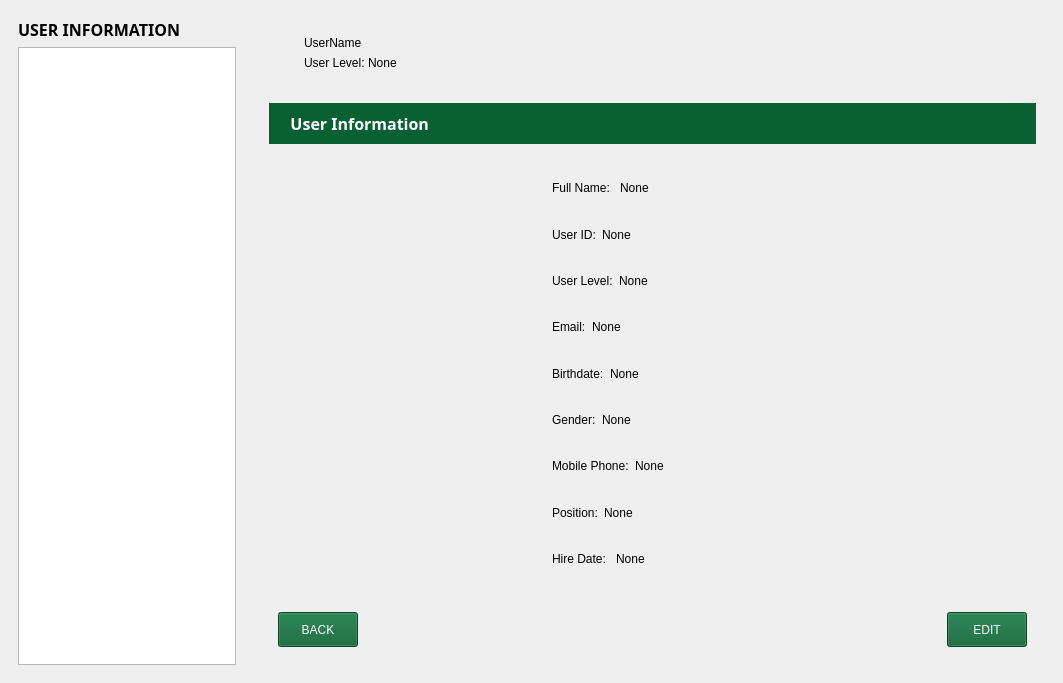
First picture: the form in Screens/MainMenuScreens/Security/User_Information.ui, repository Bideiro/Ranil_project_py, before the edit.
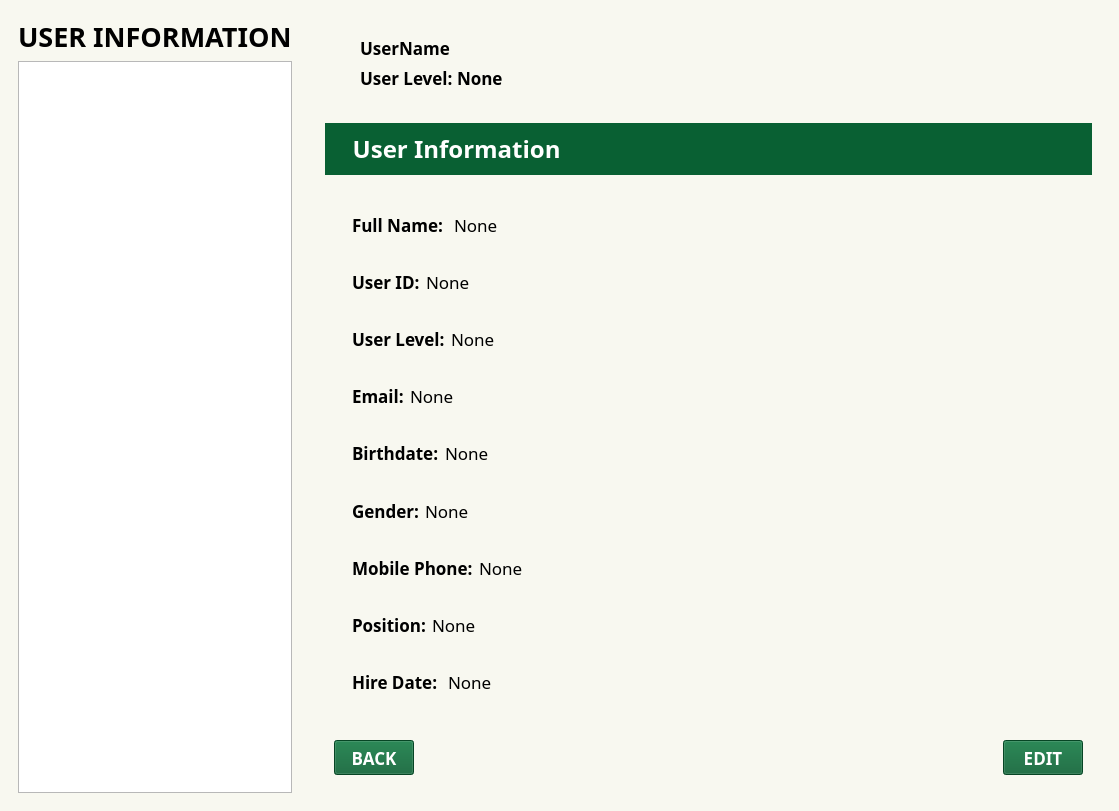
Second picture: the form after the edit. Icons and pictures are not drawn.

The edit to the form file:
```diff
--- a/Screens/MainMenuScreens/Security/User_Information.ui
+++ b/Screens/MainMenuScreens/Security/User_Information.ui
@@ -7,7 +7,7 @@
     <x>0</x>
     <y>0</y>
     <width>1063</width>
-    <height>683</height>
+    <height>811</height>
    </rect>
   </property>
   <property name="windowTitle">
@@ -15,12 +15,8 @@
   </property>
   <widget class="QWidget" name="centralwidget">
    <property name="styleSheet">
-    <string notr="true">.QLabel ,.QPushButton{
-	font: 700 12pt &quot;DM Sans&quot;;
-}
-
-.QComboBox , .QLineEdit{
-	font: 700 9pt &quot;Open Sans&quot;;
+    <string notr="true">#centralwidget{
+background-color: #F8F8F0
 }</string>
    </property>
    <layout class="QGridLayout" name="gridLayout">
@@ -32,7 +28,8 @@
          <property name="font">
           <font>
            <family>DM Sans</family>
-           <pointsize>12</pointsize>
+           <pointsize>20</pointsize>
+           <weight>75</weight>
            <italic>false</italic>
            <bold>true</bold>
           </font>
@@ -43,7 +40,14 @@
         </widget>
        </item>
        <item>
-        <widget class="QListWidget" name="accountList"/>
+        <widget class="QListWidget" name="accountList">
+         <property name="font">
+          <font>
+           <family>DM Sans</family>
+           <pointsize>13</pointsize>
+          </font>
+         </property>
+        </widget>
        </item>
       </layout>
      </widget>
@@ -110,6 +114,14 @@
             <layout class="QVBoxLayout" name="verticalLayout_5">
              <item>
               <widget class="QLabel" name="CUName_L">
+               <property name="font">
+                <font>
+                 <family>DM Sans</family>
+                 <pointsize>13</pointsize>
+                 <weight>75</weight>
+                 <bold>true</bold>
+                </font>
+               </property>
                <property name="text">
                 <string>UserName</string>
                </property>
@@ -135,6 +147,14 @@
                 </property>
                 <item>
                  <widget class="QLabel" name="label_18">
+                  <property name="font">
+                   <font>
+                    <family>DM Sans</family>
+                    <pointsize>13</pointsize>
+                    <weight>75</weight>
+                    <bold>true</bold>
+                   </font>
+                  </property>
                   <property name="text">
                    <string>User Level: </string>
                   </property>
@@ -142,6 +162,14 @@
                 </item>
                 <item>
                  <widget class="QLabel" name="CULevel_L">
+                  <property name="font">
+                   <font>
+                    <family>DM Sans</family>
+                    <pointsize>13</pointsize>
+                    <weight>75</weight>
+                    <bold>true</bold>
+                   </font>
+                  </property>
                   <property name="text">
                    <string>None</string>
                   </property>
@@ -189,7 +217,8 @@
                <property name="font">
                 <font>
                  <family>DM Sans</family>
-                 <pointsize>12</pointsize>
+                 <pointsize>18</pointsize>
+                 <weight>75</weight>
                  <italic>false</italic>
                  <bold>true</bold>
                 </font>
@@ -208,31 +237,6 @@
           <item>
            <widget class="QWidget" name="widget_14" native="true">
             <layout class="QHBoxLayout" name="horizontalLayout_12">
-             <item>
-              <widget class="QLabel" name="VUPic_L">
-               <property name="sizePolicy">
-                <sizepolicy hsizetype="Fixed" vsizetype="Preferred">
-                 <horstretch>0</horstretch>
-                 <verstretch>0</verstretch>
-                </sizepolicy>
-               </property>
-               <property name="minimumSize">
-                <size>
-                 <width>250</width>
-                 <height>0</height>
-                </size>
-               </property>
-               <property name="text">
-                <string/>
-               </property>
-               <property name="pixmap">
-                <pixmap>../../../../../../../../Downloads/ICONS/profile.png</pixmap>
-               </property>
-               <property name="scaledContents">
-                <bool>true</bool>
-               </property>
-              </widget>
-             </item>
              <item>
               <widget class="QWidget" name="widget_15" native="true">
                <property name="styleSheet">
@@ -244,6 +248,14 @@
                   <layout class="QHBoxLayout" name="horizontalLayout_7">
                    <item>
                     <widget class="QLabel" name="label_22">
+                     <property name="font">
+                      <font>
+                       <family>DM Sans</family>
+                       <pointsize>13</pointsize>
+                       <weight>75</weight>
+                       <bold>true</bold>
+                      </font>
+                     </property>
                      <property name="text">
                       <string>Full Name: </string>
                      </property>
@@ -251,6 +263,12 @@
                    </item>
                    <item>
                     <widget class="QLabel" name="Name_L">
+                     <property name="font">
+                      <font>
+                       <family>DM Sans</family>
+                       <pointsize>13</pointsize>
+                      </font>
+                     </property>
                      <property name="text">
                       <string>None</string>
                      </property>
@@ -277,6 +295,14 @@
                   <layout class="QHBoxLayout" name="horizontalLayout">
                    <item>
                     <widget class="QLabel" name="label_3">
+                     <property name="font">
+                      <font>
+                       <family>DM Sans</family>
+                       <pointsize>13</pointsize>
+                       <weight>75</weight>
+                       <bold>true</bold>
+                      </font>
+                     </property>
                      <property name="text">
                       <string>User ID:</string>
                      </property>
@@ -284,6 +310,12 @@
                    </item>
                    <item>
                     <widget class="QLabel" name="SUID_L">
+                     <property name="font">
+                      <font>
+                       <family>DM Sans</family>
+                       <pointsize>13</pointsize>
+                      </font>
+                     </property>
                      <property name="text">
                       <string>None</string>
                      </property>
@@ -310,6 +342,14 @@
                   <layout class="QHBoxLayout" name="horizontalLayout_8">
                    <item>
                     <widget class="QLabel" name="label_24">
+                     <property name="font">
+                      <font>
+                       <family>DM Sans</family>
+                       <pointsize>13</pointsize>
+                       <weight>75</weight>
+                       <bold>true</bold>
+                      </font>
+                     </property>
                      <property name="text">
                       <string>User Level:</string>
                      </property>
@@ -317,6 +357,12 @@
                    </item>
                    <item>
                     <widget class="QLabel" name="ULevel_L">
+                     <property name="font">
+                      <font>
+                       <family>DM Sans</family>
+                       <pointsize>13</pointsize>
+                      </font>
+                     </property>
                      <property name="text">
                       <string>None</string>
                      </property>
@@ -343,6 +389,14 @@
                   <layout class="QHBoxLayout" name="horizontalLayout_9">
                    <item>
                     <widget class="QLabel" name="label_26">
+                     <property name="font">
+                      <font>
+                       <family>DM Sans</family>
+                       <pointsize>13</pointsize>
+                       <weight>75</weight>
+                       <bold>true</bold>
+                      </font>
+                     </property>
                      <property name="text">
                       <string>Email:</string>
                      </property>
@@ -350,6 +404,12 @@
                    </item>
                    <item>
                     <widget class="QLabel" name="Email_L">
+                     <property name="font">
+                      <font>
+                       <family>DM Sans</family>
+                       <pointsize>13</pointsize>
+                      </font>
+                     </property>
                      <property name="text">
                       <string>None</string>
                      </property>
@@ -376,6 +436,14 @@
                   <layout class="QHBoxLayout" name="horizontalLayout_10">
                    <item>
                     <widget class="QLabel" name="label_28">
+                     <property name="font">
+                      <font>
+                       <family>DM Sans</family>
+                       <pointsize>13</pointsize>
+                       <weight>75</weight>
+                       <bold>true</bold>
+                      </font>
+                     </property>
                      <property name="text">
                       <string>Birthdate:</string>
                      </property>
@@ -383,6 +451,12 @@
                    </item>
                    <item>
                     <widget class="QLabel" name="BDay_L">
+                     <property name="font">
+                      <font>
+                       <family>DM Sans</family>
+                       <pointsize>13</pointsize>
+                      </font>
+                     </property>
                      <property name="text">
                       <string>None</string>
                      </property>
@@ -409,6 +483,14 @@
                   <layout class="QHBoxLayout" name="horizontalLayout_11">
                    <item>
                     <widget class="QLabel" name="label_30">
+                     <property name="font">
+                      <font>
+                       <family>DM Sans</family>
+                       <pointsize>13</pointsize>
+                       <weight>75</weight>
+                       <bold>true</bold>
+                      </font>
+                     </property>
                      <property name="text">
                       <string>Gender:</string>
                      </property>
@@ -416,6 +498,12 @@
                    </item>
                    <item>
                     <widget class="QLabel" name="Sex_L">
+                     <property name="font">
+                      <font>
+                       <family>DM Sans</family>
+                       <pointsize>13</pointsize>
+                      </font>
+                     </property>
                      <property name="text">
                       <string>None</string>
                      </property>
@@ -442,6 +530,14 @@
                   <layout class="QHBoxLayout" name="horizontalLayout_13">
                    <item>
                     <widget class="QLabel" name="label_32">
+                     <property name="font">
+                      <font>
+                       <family>DM Sans</family>
+                       <pointsize>13</pointsize>
+                       <weight>75</weight>
+                       <bold>true</bold>
+                      </font>
+                     </property>
                      <property name="text">
                       <string>Mobile Phone:</string>
                      </property>
@@ -449,6 +545,12 @@
                    </item>
                    <item>
                     <widget class="QLabel" name="Phono_L">
+                     <property name="font">
+                      <font>
+                       <family>DM Sans</family>
+                       <pointsize>13</pointsize>
+                      </font>
+                     </property>
                      <property name="text">
                       <string>None</string>
                      </property>
@@ -475,6 +577,14 @@
                   <layout class="QHBoxLayout" name="horizontalLayout_14">
                    <item>
                     <widget class="QLabel" name="label_34">
+                     <property name="font">
+                      <font>
+                       <family>DM Sans</family>
+                       <pointsize>13</pointsize>
+                       <weight>75</weight>
+                       <bold>true</bold>
+                      </font>
+                     </property>
                      <property name="text">
                       <string>Position:</string>
                      </property>
@@ -482,6 +592,12 @@
                    </item>
                    <item>
                     <widget class="QLabel" name="Pos_L">
+                     <property name="font">
+                      <font>
+                       <family>DM Sans</family>
+                       <pointsize>13</pointsize>
+                      </font>
+                     </property>
                      <property name="text">
                       <string>None</string>
                      </property>
@@ -508,6 +624,14 @@
                   <layout class="QHBoxLayout" name="horizontalLayout_15">
                    <item>
                     <widget class="QLabel" name="label_36">
+                     <property name="font">
+                      <font>
+                       <family>DM Sans</family>
+                       <pointsize>13</pointsize>
+                       <weight>75</weight>
+                       <bold>true</bold>
+                      </font>
+                     </property>
                      <property name="text">
                       <string>Hire Date: </string>
                      </property>
@@ -515,6 +639,12 @@
                    </item>
                    <item>
                     <widget class="QLabel" name="HDate_L">
+                     <property name="font">
+                      <font>
+                       <family>DM Sans</family>
+                       <pointsize>13</pointsize>
+                      </font>
+                     </property>
                      <property name="text">
                       <string>None</string>
                      </property>
@@ -565,6 +695,14 @@
                  <height>35</height>
                 </size>
                </property>
+               <property name="font">
+                <font>
+                 <family>DM Sans</family>
+                 <pointsize>13</pointsize>
+                 <weight>75</weight>
+                 <bold>true</bold>
+                </font>
+               </property>
                <property name="styleSheet">
                 <string notr="true">background-color: #096033;
 color: white;
@@ -596,6 +734,14 @@
                  <height>35</height>
                 </size>
                </property>
+               <property name="font">
+                <font>
+                 <family>DM Sans</family>
+                 <pointsize>13</pointsize>
+                 <weight>75</weight>
+                 <bold>true</bold>
+                </font>
+               </property>
                <property name="styleSheet">
                 <string notr="true">background-color: #096033;
 color: white;</string>
```
